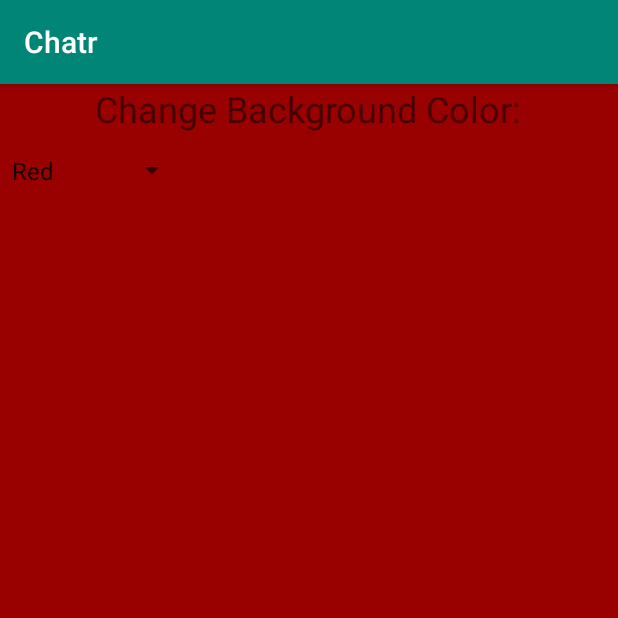
After one commit to rhofstede/Android, an Android app: the ColorSpinnerActivity screen opened directly, with no data from a screen before it, on a phone screen of 412 x 824 dp, the top half of it. The commit adds this screen. Run offline under Robolectric (Android 15) with nearby library versions, the phone set to English and light mode, and no system bars.

Commit message:
added spinner (ddl)

```diff
--- a/January/Chatr/app/src/main/AndroidManifest.xml
+++ b/January/Chatr/app/src/main/AndroidManifest.xml
@@ -11,7 +11,8 @@
         android:roundIcon="@mipmap/ic_launcher_eclipse_round"
         android:supportsRtl="true"
         android:theme="@style/AppTheme">
-        <activity android:name=".LayoutActivity"></activity>
+        <activity android:name=".ColorSpinnerActivity"></activity>
+        <activity android:name=".LayoutActivity" />
         <activity android:name=".SettingsActivity" />
         <activity android:name=".CustomListActivity" />
         <activity android:name=".CustomListOptionActivity" />
--- /dev/null
+++ b/January/Chatr/app/src/main/java/com/nait/rhofstede1/chatr/ColorSpinnerActivity.java
@@ -0,0 +1,44 @@
+package com.nait.rhofstede1.chatr;
+
+
+import android.graphics.Color;
+import android.os.Bundle;
+import android.view.View;
+import android.widget.AdapterView;
+import android.widget.AdapterView.*;
+import android.widget.Spinner;
+
+import androidx.appcompat.app.AppCompatActivity;
+
+public class ColorSpinnerActivity extends AppCompatActivity
+{
+    public static final String TAG = "ColorSpinnerActivity";
+    @Override
+    protected void onCreate(Bundle savedInstanceState)
+    {
+        super.onCreate(savedInstanceState);
+        setContentView(R.layout.activity_color_spinner);
+
+        Spinner colorSpinner = findViewById(R.id.color_spinner);
+        //implicit instantiation
+        colorSpinner.setOnItemSelectedListener(new MyColorSpinnerListener());
+        //or explicitly create a listener and pass it in
+    }
+}
+class MyColorSpinnerListener implements OnItemSelectedListener
+{
+    //first method is automatically called
+    @Override
+    public void onItemSelected(AdapterView<?> spinner, View view, int position, long id)
+    {
+        View linearLayout = (View)spinner.getParent();
+        String bgColor = spinner.getResources().getStringArray(R.array.colour_values)[position];
+        linearLayout.setBackgroundColor(Color.parseColor(bgColor));
+    }
+
+    @Override
+    public void onNothingSelected(AdapterView<?> parent)
+    {
+        //for empty list if dynamically populated
+    }
+}
--- a/January/Chatr/app/src/main/java/com/nait/rhofstede1/chatr/CustomListActivity.java
+++ b/January/Chatr/app/src/main/java/com/nait/rhofstede1/chatr/CustomListActivity.java
@@ -70,7 +70,7 @@ public class CustomListActivity extends ListActivity
             in = new BufferedReader(new InputStreamReader(response.getEntity().getContent()));
 
             String line = "";
-            Log.d(TAG, "before while loop");
+            //Log.d(TAG, "before while loop");
             while((line = in.readLine()) != null)
             {
                 //the strings will come in the order: sender, text, date, sender, text, date
@@ -86,7 +86,7 @@ public class CustomListActivity extends ListActivity
 
                 chatrArray.add(tempMap);
             }
-            Log.d(TAG, "after while loop");
+            //Log.d(TAG, "after while loop");
             in.close();
 
         }
--- a/January/Chatr/app/src/main/java/com/nait/rhofstede1/chatr/MainActivity.java
+++ b/January/Chatr/app/src/main/java/com/nait/rhofstede1/chatr/MainActivity.java
@@ -116,11 +116,17 @@ public class MainActivity extends AppCompatActivity implements OnClickListener,
                 startActivity(intent);
                 break;
             }
-
             case R.id.menu_item_layout_options:
             {
-                //go to the settings page
+                //go to the layout page
                 Intent intent = new Intent(this, LayoutActivity.class);
+                startActivity(intent);
+                break;
+            }
+            case R.id.menu_item_color_spinner:
+            {
+                //go to the color spinner page
+                Intent intent = new Intent(this, ColorSpinnerActivity.class);
                 startActivity(intent);
                 break;
             }
--- /dev/null
+++ b/January/Chatr/app/src/main/res/layout/activity_color_spinner.xml
@@ -0,0 +1,19 @@
+<?xml version="1.0" encoding="utf-8"?>
+<LinearLayout xmlns:android="http://schemas.android.com/apk/res/android"
+    android:id="@+id/linear_layout_color_change"
+    android:layout_width="match_parent"
+    android:layout_height="match_parent"
+    android:orientation="vertical">
+    <TextView
+        android:layout_width="wrap_content"
+        android:layout_height="wrap_content"
+        android:text="@string/color_change_title_text"
+        android:textSize="24sp"
+        android:layout_gravity="center_horizontal"/>
+    <Spinner
+        android:id="@+id/color_spinner"
+        android:layout_width="125dp"
+        android:layout_height="50dp"
+        android:entries="@array/color_names" />
+
+</LinearLayout>
--- a/January/Chatr/app/src/main/res/menu/main_menu.xml
+++ b/January/Chatr/app/src/main/res/menu/main_menu.xml
@@ -24,4 +24,8 @@
         android:id="@+id/menu_item_layout_options"
         android:title="Layout"/>
 
+    <item
+        android:id="@+id/menu_item_color_spinner"
+        android:title="Change Background Color"/>
+
 </menu>
--- a/January/Chatr/app/src/main/res/values/strings.xml
+++ b/January/Chatr/app/src/main/res/values/strings.xml
@@ -13,8 +13,8 @@
     <string name="preference_user_password_summary">Set or change password</string>
     <string name="preference_main_bg_color_title">Main background colour</string>
     <string name="preference_main_bg_color_summary">Modify background colour</string>
-
     <string name="preference_key_username">username</string>
     <string name="preference_key_password">password</string>
     <string name="preference_key_main_bg_color">main_bg_color</string>
+    <string name="color_change_title_text">Change Background Color: </string>
 </resources>
```
